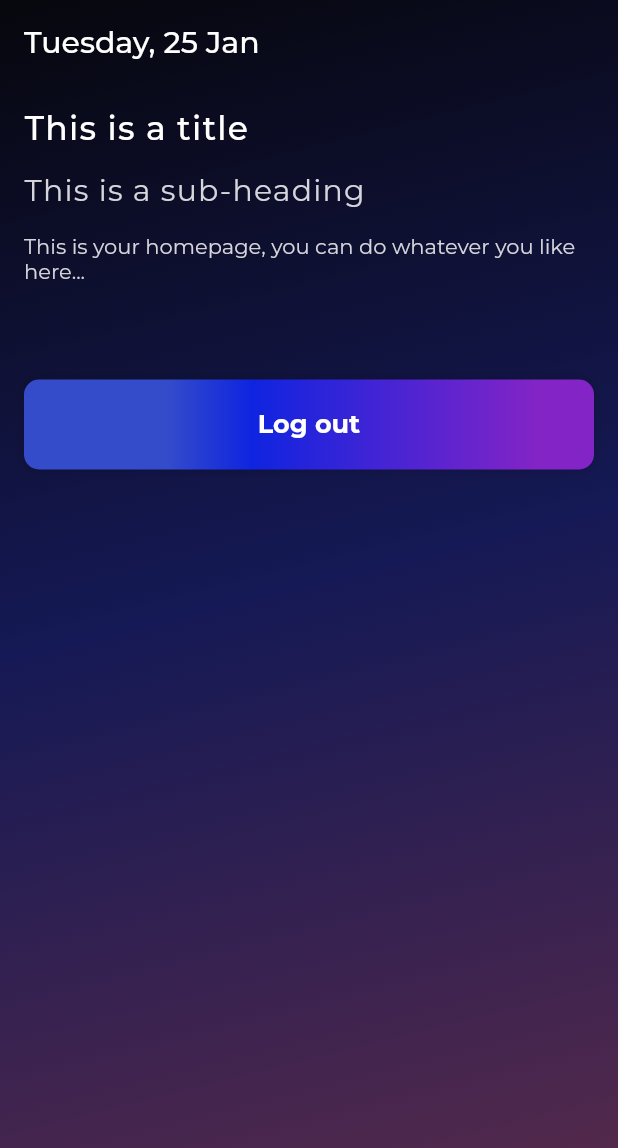
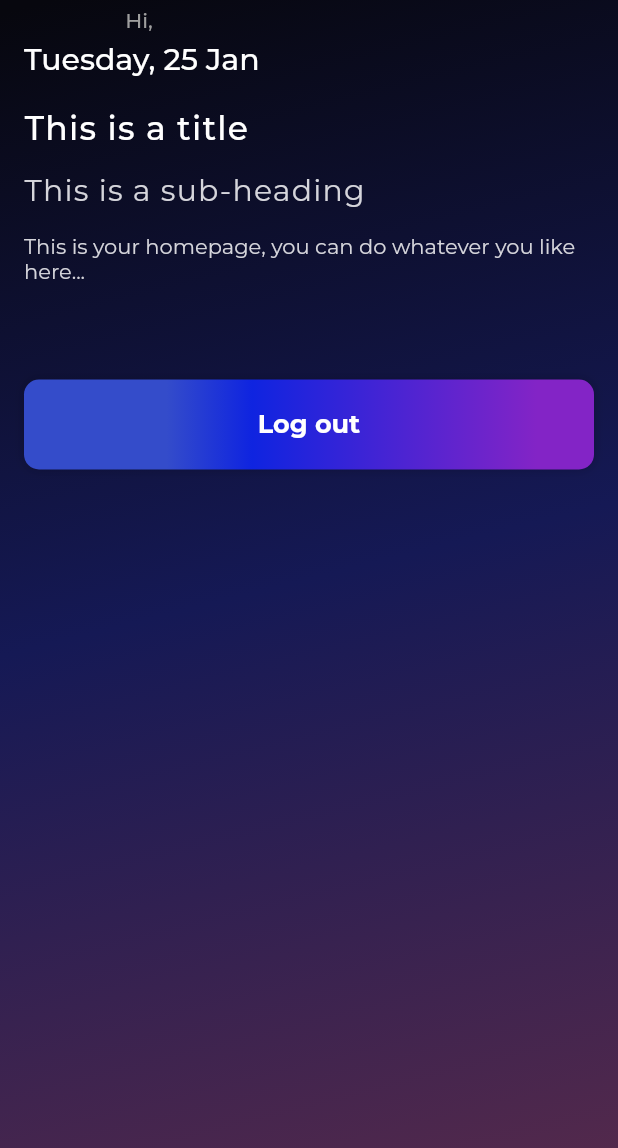
Before and after one commit to jmdibble/appwrite-template, a Flutter app: the HomeView screen opened directly, on a phone screen of 412 x 824 dp. Shown: the top 1148 px of the screen. Run offline on Flutter 3.47's test engine with Material 2 defaults, Android fonts, the phone set to English and light mode, and no system bars; our stand-ins replace appwrite, get_it, google_fonts, stacked; accounts and stored records are empty; network calls fail.

```diff
--- /dev/null
+++ b/lib/models/aw_user.dart
@@ -0,0 +1,7 @@
+class AWUser {
+  final String uid;
+  final String name;
+  final String email;
+
+  AWUser(this.uid, this.name, this.email);
+}
--- a/lib/theme/colors.dart
+++ b/lib/theme/colors.dart
@@ -22,4 +22,5 @@ class Cols {
   static Color brightBlue = Color(0xFF0F24E0);
   static Color lightBlue = Color(0xFF344CCA);
   static Color lightGrey = Color(0xFFD5D5DB);
+  static Color softRed = Color(0xFFFE546E);
 }
--- a/lib/view_models/home/home_view_model.dart
+++ b/lib/view_models/home/home_view_model.dart
@@ -1,3 +1,4 @@
+import 'package:appwritetest/models/aw_user.dart';
 import 'package:appwritetest/services/auth/auth_service.dart';
 import 'package:appwritetest/services/injector.dart';
 import 'package:stacked/stacked.dart';
@@ -5,6 +6,8 @@ import 'package:stacked/stacked.dart';
 class HomeViewModel extends BaseViewModel {
   AuthService get _authService => getIt.get<AuthService>();
 
+  AWUser? get user => _authService.user;
+
   Future<void> logout() async {
     final response = await _authService.deleteSession();
   }
--- a/lib/views/home/home_view.dart
+++ b/lib/views/home/home_view.dart
@@ -1,4 +1,5 @@
 import 'package:appwritetest/auth_handler.dart';
+import 'package:appwritetest/theme/colors.dart';
 import 'package:appwritetest/theme/styles.dart';
 import 'package:appwritetest/view_models/home/home_view_model.dart';
 import 'package:appwritetest/widgets/aw_button.dart';
@@ -18,7 +19,19 @@ class HomeView extends StatelessWidget {
         extendBodyBehindAppBar: true,
         body: CustomBG(
           appBar: true,
-          appBarTitle: DateFormat("EEEE, dd MMM").format(DateTime.now()),
+          appBarTitle: Column(
+            children: [
+              Text(
+                "Hi, ${m.user!.name}",
+                style: TextStyle(
+                  fontSize: 14,
+                  color: Colors.grey,
+                ),
+              ),
+              SizedBox(height: 6),
+              Text(DateFormat("EEEE, dd MMM").format(DateTime.now())),
+            ],
+          ),
           child: Padding(
             padding: const EdgeInsets.all(16.0),
             child: Column(
@@ -35,7 +48,8 @@ class HomeView extends StatelessWidget {
                 ),
                 SizedBox(height: 16),
                 Text(
-                    "This is your homepage, you can do whatever you like here..."),
+                  "This is your homepage, you can do whatever you like here...",
+                ),
                 SizedBox(height: 64),
                 AWButton(
                   onPressed: () async {
--- a/lib/widgets/custom_bg.dart
+++ b/lib/widgets/custom_bg.dart
@@ -6,14 +6,14 @@ class CustomBG extends StatelessWidget {
     Key? key,
     required this.child,
     this.appBar = false,
-    this.appBarTitle = "",
+    this.appBarTitle,
     this.actions,
     this.leading,
   }) : super(key: key);
 
   final Widget child;
   final bool appBar;
-  final String appBarTitle;
+  final Widget? appBarTitle;
   final List<Widget>? actions;
   final Widget? leading;
 
@@ -27,7 +27,7 @@ class CustomBG extends StatelessWidget {
             AppBar(
               backgroundColor: Colors.transparent,
               elevation: 0,
-              title: Text(appBarTitle),
+              title: appBarTitle,
               actions: actions,
               leading: leading,
             ),
```
Also changed, not shown: lib/services/auth/auth_service.dart (+28 -0 lines), lib/view_models/auth_handler/auth_handler_view_model.dart (+21 -5 lines), lib/views/login/login_view.dart (+12 -1 lines), lib/views/register/register_view.dart (+12 -0 lines).
